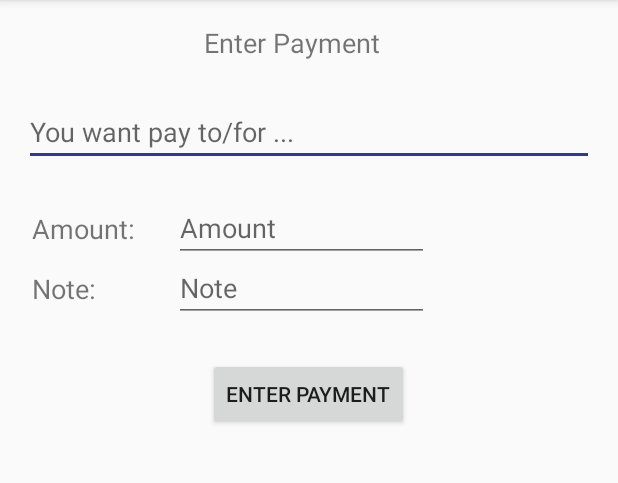
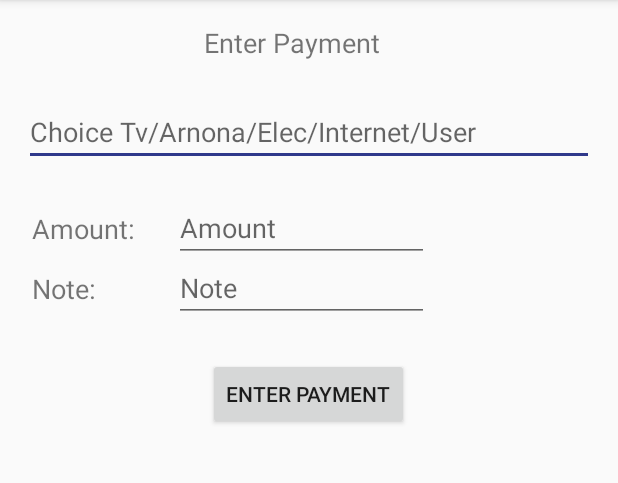
Before and after one commit to Shotafim/androidApp, an Android app: the MenuActivity screen opened directly, with no data from a screen before it, after a tap on an icon or button, on a phone screen of 412 x 824 dp, the part 84-567 px from its top. Run offline under Robolectric (Android 15) with nearby library versions, the phone set to English and light mode, and no system bars; our stand-ins replace Firebase (no records; nobody signed in at launch, a user with empty details on screens opened directly).

Commit message:
changes on PaymentActivity, rm TransferActivity, Working:transfers and data show on list

```diff
--- /dev/null
+++ b/app/src/main/java/com/example/gal/shotafim/GroupHolder.java
@@ -0,0 +1,54 @@
+package com.example.gal.shotafim;
+
+import android.support.annotation.NonNull;
+import android.util.Log;
+
+import com.google.firebase.database.DataSnapshot;
+import com.google.firebase.database.DatabaseError;
+import com.google.firebase.database.DatabaseReference;
+import com.google.firebase.database.FirebaseDatabase;
+import com.google.firebase.database.ValueEventListener;
+
+import java.util.ArrayList;
+import java.util.Arrays;
+
+public class GroupHolder {
+
+    private Group appGroup = null;
+    private static ArrayList<User> groupMembers = new ArrayList<>();
+
+    private GroupHolder() { }
+
+    public static final GroupHolder instance = new GroupHolder();
+
+    public Group getAppGroup() { return this.appGroup; }
+
+    public void setAppGroup(Group group) { this.appGroup = group; }
+
+    public static ArrayList<User> getGroupMembers() {
+        return groupMembers;
+    }
+    public static void instertNewMember(User user){
+        groupMembers.add(user);
+    }
+
+    public static void initGroupMembers(){
+        final FirebaseDatabase database = FirebaseDatabase.getInstance();
+        final DatabaseReference myRef = database.getReference();
+        myRef.child("Users").addListenerForSingleValueEvent(new ValueEventListener() {
+            @Override
+            public void onDataChange(@NonNull DataSnapshot dataSnapshot) {
+                User user=AuthenticatedUserHolder.instance.getAppUser();
+                for(DataSnapshot dsp : dataSnapshot.getChildren()){
+                    User temp = dsp.getValue(User.class);
+                    if(user.getmGroupName().equals(temp.getmGroupName()) && !user.getEmail().equals(temp.getEmail())){
+                        groupMembers.add(dsp.getValue(User.class));
+                    }
+                }
+            }
+            @Override
+            public void onCancelled(@NonNull DatabaseError databaseError) {
+            }
+        });
+    }
+}
--- a/app/src/main/java/com/example/gal/shotafim/MenuActivity.java
+++ b/app/src/main/java/com/example/gal/shotafim/MenuActivity.java
@@ -11,6 +11,9 @@ public class MenuActivity extends AppCompatActivity {
     private ImageButton groupHistoryBtn;
     private ImageButton transactionBtn;
 
+    //temp flag // TODO: Make the initGroupMembers each x time - to check if someone left the group or joined.
+    private boolean checkOnlyOnce = true;
+
     @Override
     protected void onCreate(Bundle savedInstanceState) {
         super.onCreate(savedInstanceState);
@@ -19,6 +22,13 @@ public class MenuActivity extends AppCompatActivity {
         personalAreaBtn = findViewById(R.id.personal_area_imgBtn);
         groupHistoryBtn = findViewById(R.id.group_history_imgBtn);
         transactionBtn = findViewById(R.id.new_transaction_imgBtn);
+
+
+        //init Group members
+        if(checkOnlyOnce){
+            GroupHolder.initGroupMembers();
+            checkOnlyOnce = false;
+        }
 
 
 
--- a/app/src/main/java/com/example/gal/shotafim/PaymentActivity.java
+++ b/app/src/main/java/com/example/gal/shotafim/PaymentActivity.java
@@ -33,10 +33,14 @@ public class PaymentActivity extends AppCompatActivity {
 
     //list
     ArrayList<SearchBarItem> searchItem_list;
+    ArrayList<User> usersFBGroup;
 
     //AutoCompleteView
     private AppCompatAutoCompleteTextView autoComplete_View;
     private AutocompleteItemAdapter autocomplete_adapter;
+
+    //searchbar item
+    private SearchBarItem search_item;
 
 
     @Override
@@ -51,12 +55,12 @@ public class PaymentActivity extends AppCompatActivity {
         searchItem_list.add(new SearchBarItem("Electricity",SettingLib.icon_list_electricity ,false));
         searchItem_list.add(new SearchBarItem("Water",SettingLib.icon_list_water ,false));
         searchItem_list.add(new SearchBarItem("Arnona",SettingLib.icon_list_arnona ,false));
+        usersFBGroup = GroupHolder.getGroupMembers();
+        Log.v("Log###1", "users: "+ usersFBGroup.toString());
 
-
-
-
-
-
+        for(User user : usersFBGroup){
+            searchItem_list.add(new SearchBarItem(user.getEmail(), SettingLib.person_icn_btn, true));
+        }
 
         amountTxt = findViewById(R.id.amountTxt);
         noteTxt = findViewById(R.id.noteTxt);
@@ -65,18 +69,19 @@ public class PaymentActivity extends AppCompatActivity {
         paymentBtn.setOnClickListener(new View.OnClickListener() {
             @Override
             public void onClick(View v) {
-
-
-
                 if(HasEmptyField()) {
                     Toast.makeText(PaymentActivity.this,"There is empty field,try again!",Toast.LENGTH_LONG).show();
                 }
+
                 else{
+
                     User user = AuthenticatedUserHolder.instance.getAppUser();
+                    String mtype = getTypeFromSearchItem(search_item);
+                    double mamount = Double.parseDouble(amountTxt.getText().toString());
+                    final Transaction p = new Transaction(mtype, user.getEmail(),search_item.getmName(),mamount);
 
-                    final Transaction p = new Transaction();
                     final DatabaseReference database = FirebaseDatabase.getInstance().getReference();
-                    final DatabaseReference TransRef = database.child("Transcation").child(user.getmGroupName());
+                    final DatabaseReference TransRef = database.child(SettingLib.FB_TRANSACTION).child(user.getmGroupName());
 
 
                     final DatabaseReference usersRef = database.child("Users").child(user.getEmail().toLowerCase());
@@ -90,7 +95,12 @@ public class PaymentActivity extends AppCompatActivity {
                                 oldAmount = dataSnapshot.getValue().toString();
                                 Map<String,Object> newCredit = new HashMap<>();
                                 //Add the old amount and the credit that sent to this user
-                                newCredit.put("credit",Double.parseDouble(oldAmount)+Double.parseDouble(amountTxt.getText().toString()));
+                                if(search_item.ismIsUser()){// if it user select - then its Transfer
+                                    newCredit.put("credit",Double.parseDouble(oldAmount)-Double.parseDouble(amountTxt.getText().toString()));
+                                }
+                                else{ // its Payment
+                                    newCredit.put("credit",Double.parseDouble(oldAmount)+Double.parseDouble(amountTxt.getText().toString()));
+                                }
                                 //Enter To DB
                                 usersRef.updateChildren(newCredit);
                                 //Enter Transfer to DB
@@ -126,11 +136,18 @@ public class PaymentActivity extends AppCompatActivity {
                 noteTxt.getText().toString().isEmpty());
     }
 
+    private String getTypeFromSearchItem(SearchBarItem item){
+        if(item.ismIsUser()){
+            return SettingLib.TRANSFER_STR;
+        }
+        return SettingLib.PAYMENT_STR;
+    }
+
     private AdapterView.OnItemClickListener onItemClickListener =
             new AdapterView.OnItemClickListener(){
                 @Override
                 public void onItemClick(AdapterView<?> adapterView, View view, int i, long l) {
-
+                    search_item = (SearchBarItem)adapterView.getItemAtPosition(i);
                     Toast.makeText(PaymentActivity.this,
                             "Clicked item from auto completion list "
                                     +( (SearchBarItem)adapterView.getItemAtPosition(i)).getmName()
--- a/app/src/main/java/com/example/gal/shotafim/SettingLib.java
+++ b/app/src/main/java/com/example/gal/shotafim/SettingLib.java
@@ -38,8 +38,7 @@ public class SettingLib {
     static final int PAYMENT = 1;
     static final String TRANSFER_STR = "TRANSFER";
     static final String PAYMENT_STR = "PAYMENT";
-    static final String FB_TRANSACTION = "Transaction";
-    static final String FB_PAYMENTS = "Payments";
+
 
 
 
@@ -49,7 +48,8 @@ public class SettingLib {
      * Firebase
      * */
     // Their is a typo in Firebase name branch. should be Transaction not Transcation.
-    static final String TRANSACTION_BRANCH = "Transcation";
+    static final String FB_TRANSACTION = "Transaction";  //
+    static final String FB_PAYMENTS = "Payments";
 
     /**
      *  User Info
--- a/app/src/main/res/layout/activity_payment.xml
+++ b/app/src/main/res/layout/activity_payment.xml
@@ -29,7 +29,7 @@
       android:id="@+id/autoComplete_field"
       android:layout_width="match_parent"
       android:layout_height="wrap_content"
-      android:hint="You want pay to/for ..."
+      android:hint="Choice Tv/Arnona/Elec/Internet/User"
       android:layout_marginBottom="24dp"
       android:completionThreshold="1"
       android:layout_below="@id/textView3"/>
--- a/app/src/main/res/layout/activity_transfer.xml
+++ /dev/null
@@ -1,6 +0,0 @@
-<?xml version="1.0" encoding="utf-8"?>
-<android.support.constraint.ConstraintLayout
-    xmlns:android="http://schemas.android.com/apk/res/android" android:layout_width="match_parent"
-    android:layout_height="match_parent">
-
-</android.support.constraint.ConstraintLayout>
```
Also changed, not shown: app/src/main/AndroidManifest.xml (+0 -7 lines), app/src/main/java/com/example/gal/shotafim/TransferActivity.java (deleted, +0 -108 lines).
